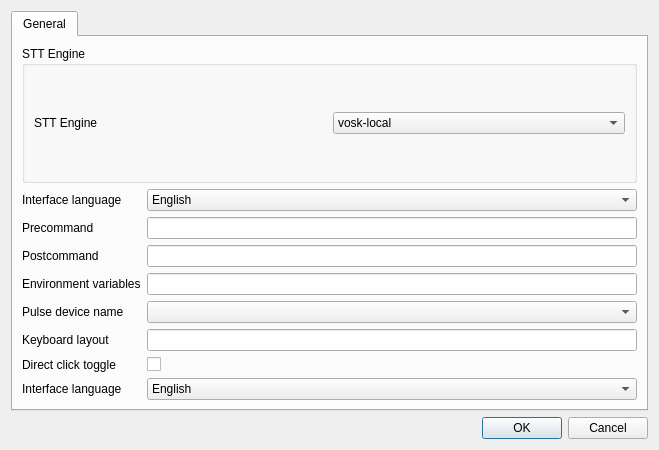
The window that eloGraf/advanced.ui (pcaro/elograf) describes before a commit, drawn with Qt 5.
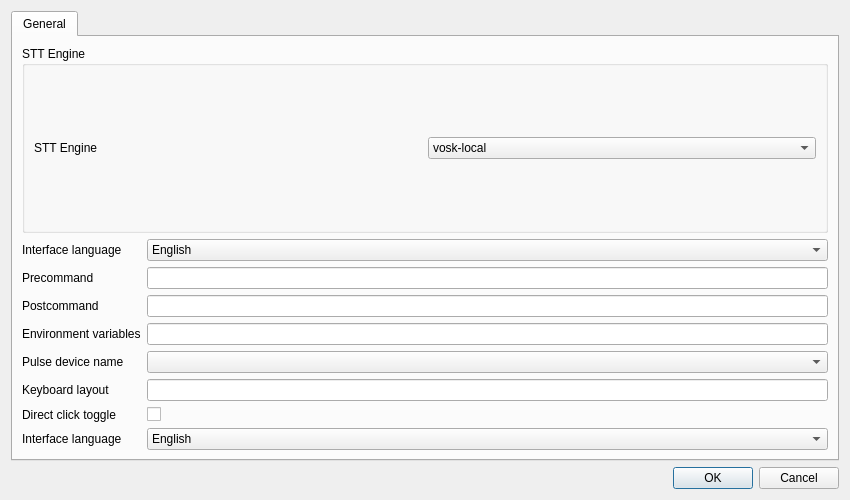
The same window after the commit. Icons and pictures are not drawn.

Commit message: Increase settings dialog window size

What changed in the file:
```diff
--- a/eloGraf/advanced.ui
+++ b/eloGraf/advanced.ui
@@ -6,8 +6,8 @@
    <rect>
     <x>0</x>
     <y>0</y>
-    <width>659</width>
-    <height>450</height>
+    <width>850</width>
+    <height>500</height>
    </rect>
   </property>
   <property name="sizePolicy">
```
The commit also changes 1 other file.
